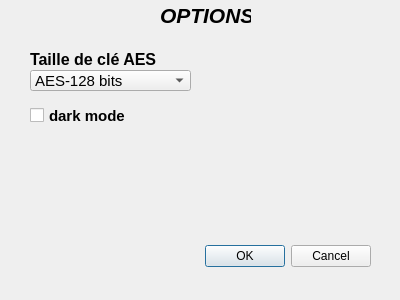
Qt form UI/optionsdialog.ui (Gawdamn/chiffrement_AES) before a commit.
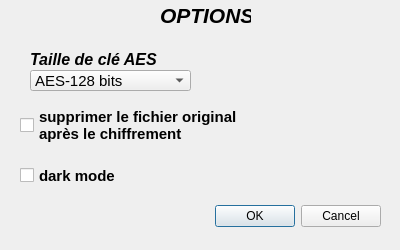
The same form after that commit.

Commit message: Ajout de l'option pour supprimer le fichier original après le chiffrement

```diff
--- a/UI/optionsdialog.ui
+++ b/UI/optionsdialog.ui
@@ -7,7 +7,7 @@
     <x>0</x>
     <y>0</y>
     <width>400</width>
-    <height>300</height>
+    <height>250</height>
    </rect>
   </property>
   <property name="windowTitle">
@@ -16,9 +16,9 @@
   <widget class="QDialogButtonBox" name="buttonBox">
    <property name="geometry">
     <rect>
-     <x>30</x>
-     <y>240</y>
-     <width>341</width>
+     <x>210</x>
+     <y>200</y>
+     <width>171</width>
      <height>32</height>
     </rect>
    </property>
@@ -32,8 +32,8 @@
   <widget class="QCheckBox" name="darkModeCheckBox">
    <property name="geometry">
     <rect>
-     <x>30</x>
-     <y>100</y>
+     <x>20</x>
+     <y>160</y>
      <width>101</width>
      <height>31</height>
     </rect>
@@ -121,6 +121,7 @@
    <property name="font">
     <font>
      <pointsize>12</pointsize>
+     <italic>true</italic>
      <bold>true</bold>
     </font>
    </property>
@@ -149,6 +150,26 @@
     <string>OPTIONS</string>
    </property>
   </widget>
+  <widget class="QCheckBox" name="deleteOriginalCheckBox">
+   <property name="geometry">
+    <rect>
+     <x>20</x>
+     <y>100</y>
+     <width>231</width>
+     <height>51</height>
+    </rect>
+   </property>
+   <property name="font">
+    <font>
+     <pointsize>11</pointsize>
+     <bold>true</bold>
+    </font>
+   </property>
+   <property name="text">
+    <string>supprimer le fichier original
+après le chiffrement</string>
+   </property>
+  </widget>
  </widget>
  <resources/>
  <connections>
```
Left out of the diff: 2 changed lines with no effect on the pictures. The commit also changes 3 other files.
